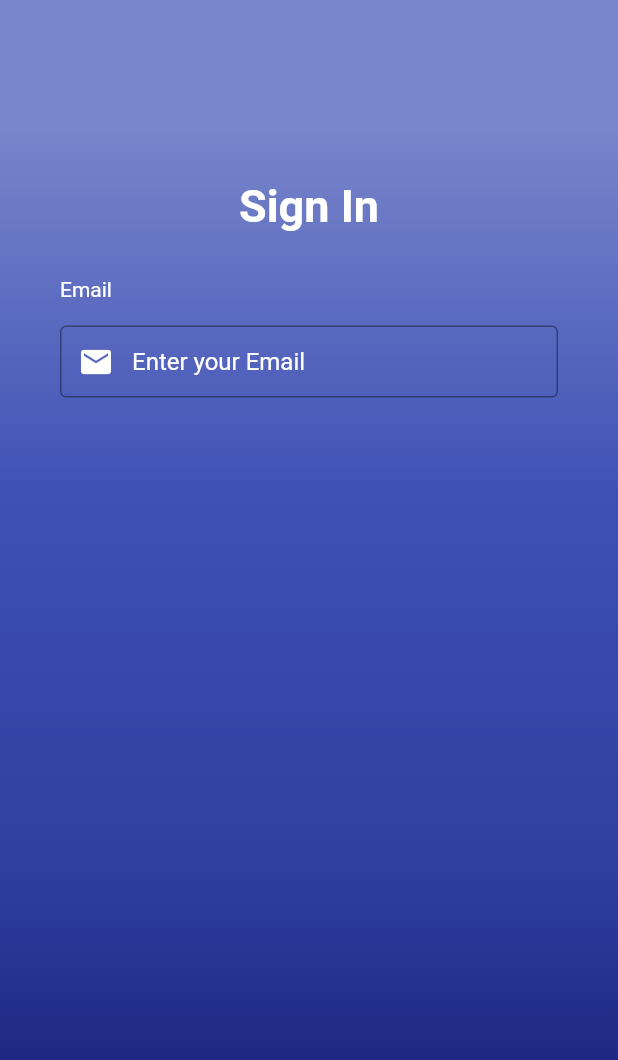
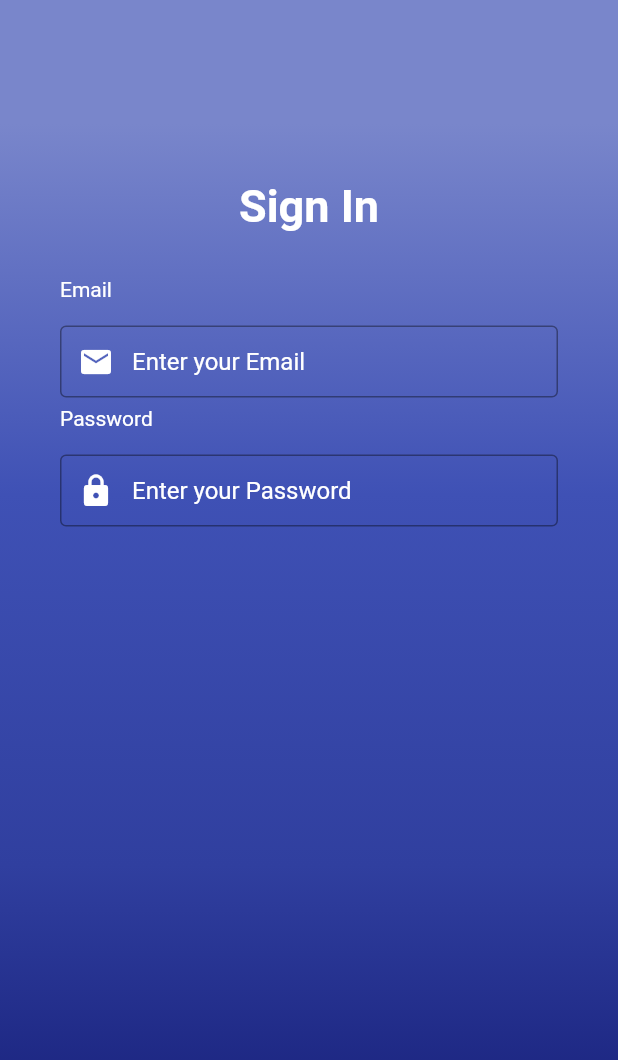
Before and after one commit to atiqahpiakong/map_ems, a Flutter app: the screen it shows after launch, on a phone screen of 412 x 824 dp. Shown: the top 1060 px of the screen. Run offline on Flutter 3.47's test engine with Material 2 defaults, Android fonts, the phone set to English and light mode, and no system bars; our stand-ins replace shimmer; Roboto replaces fonts that are missing (OpenSans).

Commit message:
enter password box

```diff
--- a/lib/login.dart
+++ b/lib/login.dart
@@ -51,6 +51,45 @@ Widget _buildEmailTF(){
                   ],
                   );
 }
+
+ _buildPasswordTF(){
+
+   return Column(
+                  crossAxisAlignment: CrossAxisAlignment.start,
+                  children: <Widget>[
+                    Text(
+                      'Password',
+                      style: TextStyle(
+                        color: Colors.white
+                      )
+                    ),
+                    SizedBox(height: 10.0),
+                    Container(
+                      alignment: Alignment.centerLeft,
+                      decoration: BoxDecoration( color: Colors.transparent),
+                      height: 60.0,
+                      child: TextFormField(
+                        obscureText: true,
+                        style: TextStyle(
+                          color: Colors.white, fontFamily: 'OpenSans'),
+                        decoration: InputDecoration(
+
+
+                          border: OutlineInputBorder(),
+
+                          contentPadding: EdgeInsetsDirectional.only(top: 14.0),
+                          prefixIcon: Icon(
+                            Icons.lock,
+                            color: Colors.white,
+                          ),
+                          hintText: 'Enter your Password',
+                          hintStyle: TextStyle(color: Colors.white)
+                        ),
+                      ),
+                    ),
+                  ],
+                  );
+ }
 
 
 
@@ -108,6 +147,8 @@ Container(
                     ),
               SizedBox(height: 30.0),
               _buildEmailTF(),
+              _buildPasswordTF(),
+
 
               ],
               ),
```
